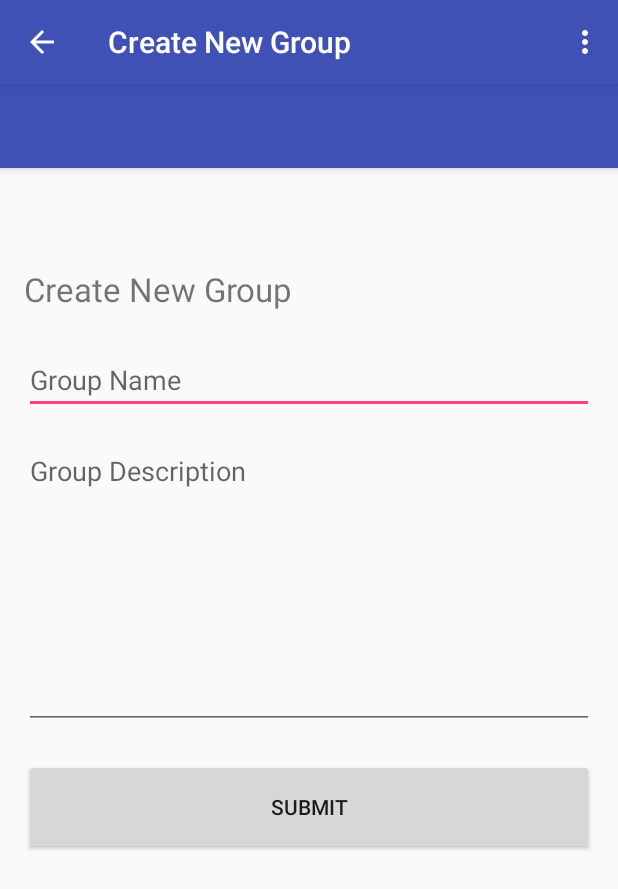
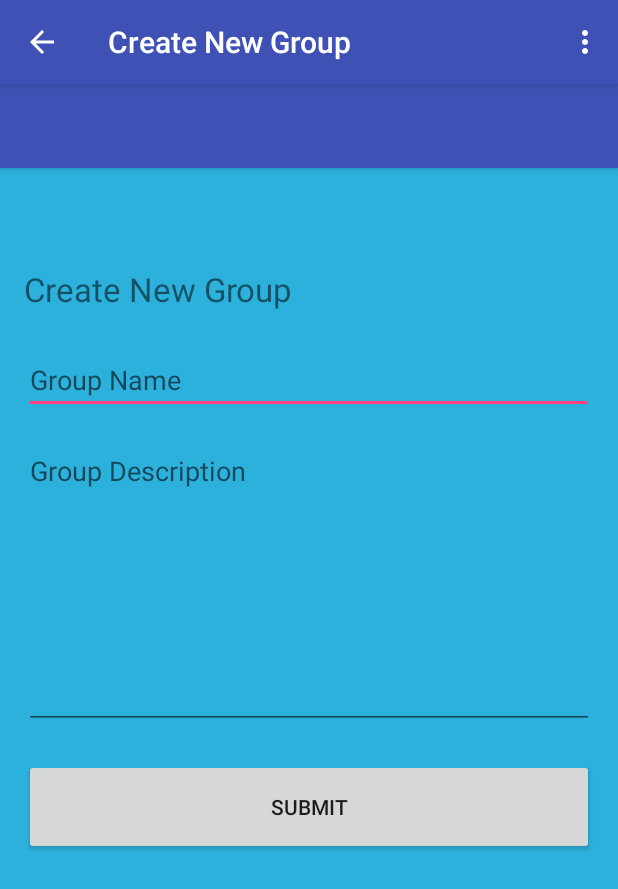
Before and after one commit to ucsdCSE110wi16/CSE110M260T8, an Android app: the CreatGroupActivity screen opened directly, with no data from a screen before it, on a phone screen of 412 x 824 dp. Shown: the top 889 px of the screen. Run offline under Robolectric (Android 15) with nearby library versions, the light colour scheme and no system bars; libraries missing offline, so code that uses them is left out: com.firebase.client.

Commit message:
UI changed

```diff
--- a/app/src/main/res/layout/activity_login.xml
+++ b/app/src/main/res/layout/activity_login.xml
@@ -8,7 +8,8 @@
     android:paddingLeft="@dimen/activity_horizontal_margin"
     android:paddingRight="@dimen/activity_horizontal_margin"
     android:paddingTop="@dimen/activity_vertical_margin"
-    tools:context="com.example.anara.myapplication.LoginActivity">
+    tools:context="com.example.anara.myapplication.LoginActivity"
+    android:background="#2cb1dd">
 
     <!-- Login progress -->
     <ProgressBar
--- a/app/src/main/res/layout/activity_search.xml
+++ b/app/src/main/res/layout/activity_search.xml
@@ -8,7 +8,8 @@
     android:paddingRight="@dimen/activity_horizontal_margin"
     android:paddingTop="@dimen/activity_vertical_margin"
     android:orientation="vertical"
-    tools:context="com.example.joseph.searching.MainActivity">
+    tools:context="com.example.joseph.searching.MainActivity"
+    android:background="#2cb1dd">
 
 
     <EditText
--- a/app/src/main/res/layout/activity_u_home.xml
+++ b/app/src/main/res/layout/activity_u_home.xml
@@ -7,7 +7,8 @@
     android:paddingLeft="@dimen/activity_horizontal_margin"
     android:paddingRight="@dimen/activity_horizontal_margin"
     android:paddingTop="@dimen/activity_vertical_margin"
-    tools:context="com.example.anara.myapplication.uHomeActivity">
+    tools:context="com.example.anara.myapplication.uHomeActivity"
+    android:background="#2cb1dd">
     <ListView
         android:id="@android:id/list"
         android:layout_width="match_parent"
--- a/app/src/main/res/layout/content_creat_group.xml
+++ b/app/src/main/res/layout/content_creat_group.xml
@@ -10,12 +10,14 @@
     android:paddingTop="@dimen/activity_vertical_margin"
     app:layout_behavior="@string/appbar_scrolling_view_behavior"
     tools:context=".CreatGroupActivity"
-    tools:showIn="@layout/activity_creat_group">
+    tools:showIn="@layout/activity_creat_group"
+    android:background="#2cb1dd">
     <LinearLayout
         android:orientation="vertical"
         android:layout_width="fill_parent"
         android:layout_height="fill_parent"
-        android:weightSum="1">
+        android:weightSum="1"
+        android:background="#2cb1dd">
 
         <TextView
             android:id="@+id/TextViewTitle"
--- a/app/src/main/res/layout/content_group.xml
+++ b/app/src/main/res/layout/content_group.xml
@@ -10,7 +10,8 @@
     android:paddingTop="@dimen/activity_vertical_margin"
     app:layout_behavior="@string/appbar_scrolling_view_behavior"
     tools:context="com.example.anara.myapplication.GroupActivity"
-    tools:showIn="@layout/activity_group">
+    tools:showIn="@layout/activity_group"
+    android:background="#2cb1dd">
 
     <TextView
         android:layout_width="wrap_content"
--- a/app/src/main/res/layout/content_main.xml
+++ b/app/src/main/res/layout/content_main.xml
@@ -10,7 +10,8 @@
     android:paddingTop="@dimen/activity_vertical_margin"
     app:layout_behavior="@string/appbar_scrolling_view_behavior"
     tools:context="com.example.anara.myapplication.SignUpActivity"
-    tools:showIn="@layout/activity_main">
+    tools:showIn="@layout/activity_main"
+    android:background="#2cb1dd">
     <ProgressBar
         android:id="@+id/signup_progress"
         style="?android:attr/progressBarStyleLarge"
```
